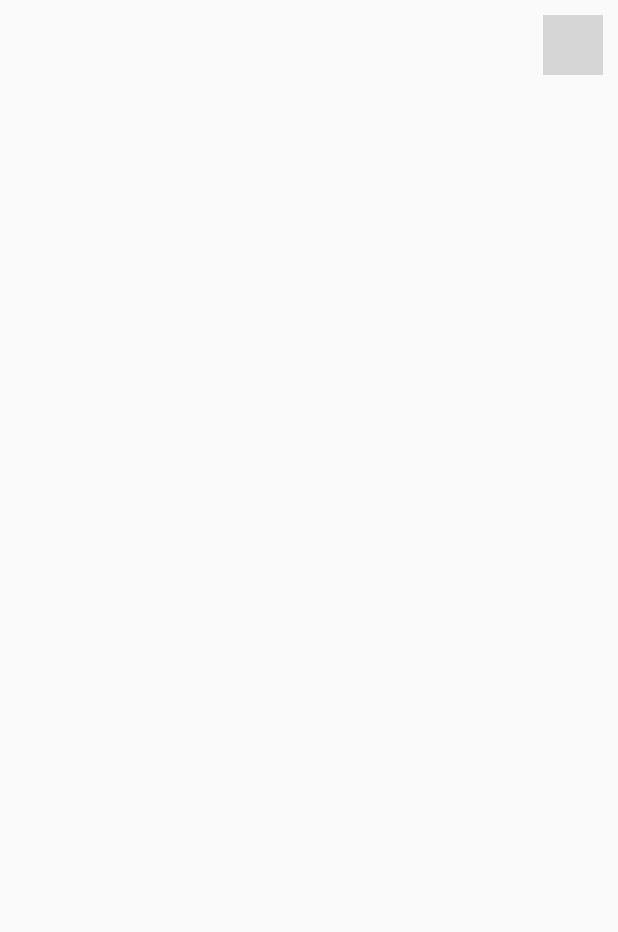
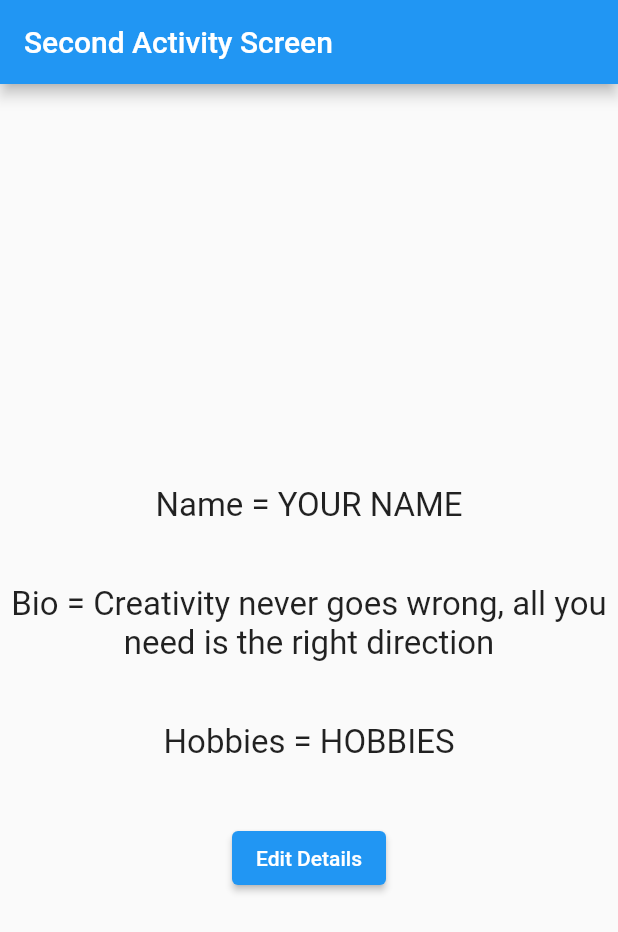
Before and after one commit to chinmayajha/my_portfolio, a Flutter app: the screen it shows after launch, on a phone screen of 412 x 824 dp. Shown: the top 932 px of the screen. Run offline on Flutter 3.47's test engine with Material 2 defaults, Android fonts, the phone set to English and light mode, and no system bars; grey boxes are pictures that could not be loaded.

Commit message:
Primary Submission

```diff
--- a/lib/App_Screens/HomeScreen.dart
+++ /dev/null
@@ -1,22 +0,0 @@
-import 'package:flutter/material.dart';
-import 'EditScreen.dart';
-
-class HomeScreen extends StatelessWidget {
-  const HomeScreen({super.key});
-
-  @override
-  Widget build(BuildContext context) {
-    return Container(
-        alignment: Alignment.topRight,
-        padding: const EdgeInsets.all(10.0),
-        child: InkWell(
-            onTap: () {},
-            child: Ink.image(
-              image: const NetworkImage(
-                  'https://cdn-icons-png.flaticon.com/512/2921/2921222.png'),
-              height: 40,
-              width: 40,
-              fit: BoxFit.cover,
-            )));
-  }
-}
--- a/lib/main.dart
+++ b/lib/main.dart
@@ -1,5 +1,4 @@
 import 'package:flutter/material.dart';
-import './App_Screens/HomeScreen.dart';
 
 void main() => runApp(const MyApp());
 
@@ -9,8 +8,146 @@ class MyApp extends StatelessWidget {
   @override
   Widget build(BuildContext context) {
     return MaterialApp(
-      home: Scaffold(body: HomeScreen()),
-      debugShowCheckedModeBanner: false,
-    );
+        home: Scaffold(
+            body: Center(
+                child: SecondScreen(
+      nameHolder: "YOUR NAME",
+      bioHolder:
+          "Creativity never goes wrong, all you need is the right direction",
+      hobbyHolder: "HOBBIES",
+    ))));
   }
 }
+
+class HomeScreen extends StatefulWidget {
+  const HomeScreen({super.key});
+
+  @override
+  HomeScreenState createState() => HomeScreenState();
+}
+
+class HomeScreenState extends State<HomeScreen> {
+  final name = TextEditingController();
+  final phoneNumber = TextEditingController();
+  final studentClass = TextEditingController();
+
+  getItemAndNavigate(BuildContext context) {
+    Navigator.push(
+        context,
+        MaterialPageRoute(
+            builder: (context) => SecondScreen(
+                  nameHolder: name.text,
+                  hobbyHolder: studentClass.text,
+                  bioHolder: phoneNumber.text,
+                )));
+  }
+
+  @override
+  Widget build(BuildContext context) {
+    return Scaffold(
+        body: Center(
+      child: Center(
+          child: Column(
+        children: <Widget>[
+          const Padding(
+            padding: EdgeInsets.all(90),
+          ),
+          Container(
+              width: 280,
+              padding: const EdgeInsets.all(20.0),
+              child: TextField(
+                controller: name,
+                autocorrect: true,
+                decoration: const InputDecoration(hintText: 'Enter Name Here'),
+              )),
+          Container(
+              width: 280,
+              padding: const EdgeInsets.all(20.0),
+              child: TextField(
+                controller: studentClass,
+                autocorrect: true,
+                decoration: const InputDecoration(hintText: 'Enter Bio Here'),
+              )),
+          Container(
+              width: 280,
+              padding: const EdgeInsets.all(20.0),
+              child: TextField(
+                controller: phoneNumber,
+                autocorrect: true,
+                decoration:
+                    const InputDecoration(hintText: 'Enter Hobbies Here'),
+              )),
+          ElevatedButton(
+            onPressed: () => getItemAndNavigate(context),
+            child: const Text('Save Edits'),
+          ),
+        ],
+      )),
+    ));
+  }
+}
+
+// ignore: must_be_immutable
+class SecondScreen extends StatelessWidget {
+  String nameHolder = "";
+  String hobbyHolder = "";
+  String bioHolder = "";
+
+  SecondScreen(
+      {Key? key,
+      required this.nameHolder,
+      required this.hobbyHolder,
+      required this.bioHolder})
+      : super(key: key);
+
+  goBack(BuildContext context) {
+    Navigator.of(context)
+        .push(MaterialPageRoute(builder: (context) => const HomeScreen()));
+  }
+
+  @override
+  Widget build(BuildContext context) {
+    return Scaffold(
+        appBar: AppBar(
+          title: const Text("Second Activity Screen"),
+        ),
+        body: Column(
+            mainAxisAlignment: MainAxisAlignment.center,
+            children: <Widget>[
+              const Padding(
+                padding: EdgeInsets.all(20),
+              ),
+              Center(
+                  child: Text(
+                'Name = $nameHolder',
+                style: const TextStyle(fontSize: 22),
+                textAlign: TextAlign.center,
+              )),
+              const Padding(
+                padding: EdgeInsets.all(20),
+              ),
+              Center(
+                  child: Text(
+                'Bio = $bioHolder',
+                style: const TextStyle(fontSize: 22),
+                textAlign: TextAlign.center,
+              )),
+              const Padding(
+                padding: EdgeInsets.all(20),
+              ),
+              Center(
+                  child: Text(
+                'Hobbies = $hobbyHolder',
+                style: const TextStyle(fontSize: 22),
+                textAlign: TextAlign.center,
+              )),
+              const Padding(
+                padding: EdgeInsets.all(20),
+              ),
+              ElevatedButton(
+                onPressed: () => goBack(context),
+                child: const Text('Edit Details'),
+              )
+            ]));
+  }
+}
```
Also changed, not shown: lib/App_Screens/EditScreen.dart (deleted, +0 -14 lines), 1 other file.
